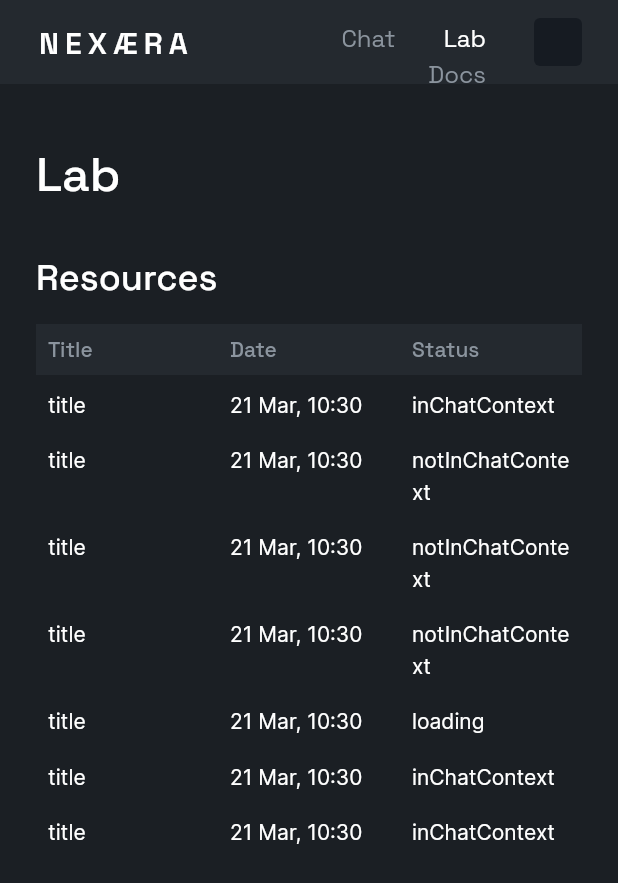
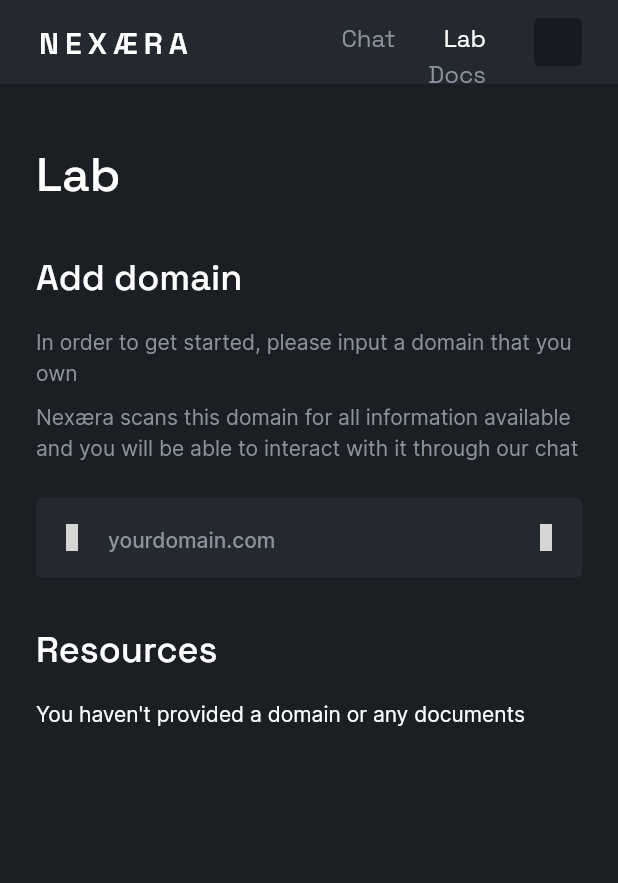
Before and after one commit to NorseKode/nexaera_chat, a Flutter app: the LabScreen screen opened by its route, on a phone screen of 412 x 824 dp. Shown: the top 883 px of the screen. Run offline on Flutter 3.47's test engine with Material 2 defaults, Android fonts, the light colour scheme and no system bars; our stand-ins replace bloc, cloud_firestore, equatable, firebase_auth, firebase_core, flutter_bloc and 3 more; accounts and stored records are empty; network calls fail; grey boxes are pictures that could not be loaded.

```diff
--- a/lib/blocs/domain/domain_bloc.dart
+++ b/lib/blocs/domain/domain_bloc.dart
@@ -13,11 +13,7 @@ class DomainBloc extends Bloc<DomainEvent, DomainState> {
     on<FetchDomainList>((event, emit) async {
       await emit.forEach(_domainRepository.streamDomains(),
           onData: (List<DomainModel> domainList) =>
-              DomainListLoaded(domainList, state.selectedDomain));
-    });
-
-    on<DomainSelected>((event, emit) async {
-      emit(DomainListLoaded(state.domainList, event.selectedDomainId));
+              DomainListLoaded(domainList));
     });
   }
 }
--- a/lib/blocs/domain/domain_event.dart
+++ b/lib/blocs/domain/domain_event.dart
@@ -8,8 +8,3 @@ abstract class DomainEvent extends Equatable {
 }
 
 class FetchDomainList extends DomainEvent {}
-
-class DomainSelected extends DomainEvent {
-  final String selectedDomainId;
-  const DomainSelected(this.selectedDomainId);
-}
--- a/lib/blocs/domain/domain_state.dart
+++ b/lib/blocs/domain/domain_state.dart
@@ -1,19 +1,18 @@
 part of 'domain_bloc.dart';
 
 abstract class DomainState extends Equatable {
-  const DomainState(this.domainList, this.selectedDomain);
+  const DomainState(this.domainList);
 
   final List<DomainModel> domainList;
-  final String? selectedDomain;
 
   @override
-  List<Object> get props => [domainList, selectedDomain ?? ""];
+  List<Object> get props => [domainList];
 }
 
 class DomainListLoading extends DomainState {
-  const DomainListLoading() : super(const [], null);
+  const DomainListLoading() : super(const []);
 }
 
 class DomainListLoaded extends DomainState {
-  const DomainListLoaded(super.domainList, super.selectedDomain);
+  const DomainListLoaded(super.domainList);
 }
--- a/lib/data/models/promt_output.dart
+++ b/lib/data/models/promt_output.dart
@@ -5,7 +5,7 @@ class PromptOutputModel {
   String promtOutput;
   Map<String, String> sources;
   Map<String, int> tokenUsage;
-  PromptFinishReason finishReason;
+  PromptFinishReason? finishReason;
   Map<String, dynamic> status;
 
   PromptOutputModel(
--- a/lib/presentation/components/custom_app_bar.dart
+++ b/lib/presentation/components/custom_app_bar.dart
@@ -7,6 +7,7 @@ import 'package:nexaera_chat/presentation/constants/nav_items.dart';
 import 'package:unicons/unicons.dart';
 
 import '../../app/auth.dart';
+import '../../utils/get_initials.dart';
 import '../../utils/routes.dart';
 
 class CustomAppBar extends StatelessWidget implements PreferredSizeWidget {
@@ -70,15 +71,6 @@ class CustomAppBar extends StatelessWidget implements PreferredSizeWidget {
         ));
   }
 
-  String getInitials(String firstname, String lastname) {
-    String initials = "";
-
-    initials += firstname.isNotEmpty ? firstname[0] : '';
-    initials += lastname.isNotEmpty ? lastname[0] : '';
-
-    return initials.toUpperCase();
-  }
-
   Widget _nav(BuildContext context) {
     List<Widget> menuItems = [
       const _NavigationTextItem(navItem: NavItem.chat),
--- a/lib/presentation/screens/lab.dart
+++ b/lib/presentation/screens/lab.dart
@@ -1,17 +1,11 @@
 import 'package:flutter/material.dart';
 import 'package:flutter_bloc/flutter_bloc.dart';
 import 'package:nexaera_chat/blocs/domain/domain_bloc.dart';
-import 'package:nexaera_chat/data/repositories/domain_repository.dart';
-import 'package:nexaera_chat/presentation/components/section.dart';
 import 'package:nexaera_chat/presentation/sections/add_domain.dart';
-import 'package:nexaera_chat/presentation/components/custom_drop_down.dart';
 import 'package:nexaera_chat/presentation/components/page_header.dart';
-import 'package:nexaera_chat/presentation/sections/context_management.dart';
-import 'package:unicons/unicons.dart';
+import 'package:nexaera_chat/presentation/sections/resource_list.dart';
 
-import '../../data/models/domain_model.dart';
 import '../components/custom_app_bar.dart';
-import '../components/custom_text_field.dart';
 
 class LabScreen extends StatelessWidget {
   LabScreen({super.key});
@@ -25,7 +19,7 @@ class LabScreen extends StatelessWidget {
         appBar: CustomAppBar(),
         body: SingleChildScrollView(
             child: Padding(
-                padding: const EdgeInsets.fromLTRB(24, 40, 24, 0),
+                padding: const EdgeInsets.fromLTRB(24, 40, 24, 40),
                 child: Align(
                     alignment: Alignment.topCenter,
                     child: Container(
@@ -36,86 +30,33 @@ class LabScreen extends StatelessWidget {
                             children: [
                               const Headline(title: 'Lab'),
                               const SizedBox(height: 32),
+                              const AddDomain(),
+                              const SizedBox(height: 32),
                               Text('Resources',
                                   style: theme.textTheme.headlineSmall),
                               const SizedBox(height: 16),
-                              ContextManagement()
+                              BlocBuilder<DomainBloc, DomainState>(
+                                  builder: (context, state) {
+                                if (state is DomainListLoaded) {
+                                  if (state.domainList.isEmpty) {
+                                    return const Text(
+                                        "You haven't provided a domain or any documents");
+                                  }
 
-                              // BlocBuilder<DomainBloc, DomainState>(
-                              //     builder: (context, state) {
-                              //   if (state is DomainListLoaded) {
-                              //     if (state.selectedDomain == null &&
-                              //         state.domainList.isEmpty) {
-                              //       return const Text(
-                              //           "You haven't provided a domain or any documents");
-                              //     }
-                              //     if (state.selectedDomain == null) {
-                              //       context.read<DomainBloc>().add(
-                              //           DomainSelected(state.domainList
-                              //               .elementAt(0)
-                              //               .uid!));
-                              //       return const CircularProgressIndicator();
-                              //     }
-                              //     return Column(
-                              //       crossAxisAlignment:
-                              //           CrossAxisAlignment.start,
-                              //       children: [
-                              //         _domainDropDown(
-                              //             state.domainList,
-                              //             state.selectedDomain!,
-                              //             (id) => state.selectedDomain == id
-                              //                 ? null
-                              //                 : context
-                              //                     .read<DomainBloc>()
-                              //                     .add(DomainSelected(id))),
-                              //         const SizedBox(height: 32),
-                              //         Text(
-                              //             'Detailed view of: ${state.selectedDomain!}')
-                              //       ],
-                              //     );
-                              //   } else {
-                              //     context
-                              //         .read<DomainBloc>()
-                              //         .add(FetchDomainList());
-                              //     return const CircularProgressIndicator();
-                              //   }
-                              // }),
+                                  return ResourceList(
+                                      resources: state.domainList
+                                          .map((e) => Resource(
+                                              e.domain,
+                                              DateTime.now(),
+                                              ResourceStatus.inChatContext))
+                                          .toList());
+                                } else {
+                                  context
+                                      .read<DomainBloc>()
+                                      .add(FetchDomainList());
+                                  return const CircularProgressIndicator();
+                                }
+                              }),
                             ]))))));
   }
-
-  // Widget _domainList(List<DomainModel> domains, String? selected,
-  //     Function(dynamic) onSelected) {
-  //   return Container(
-  //     width: 200,
-  //     child: Column(
-  //       crossAxisAlignment: CrossAxisAlignment.start,
-  //       children: List.generate(
-  //           domains.length,
-  //           (index) => GestureDetector(
-  //                 behavior: HitTestBehavior.translucent,
-  //                 onTap: () => onSelected(domains.elementAt(index).uid),
-  //                 child: Text(
-  //                   domains.elementAt(index).domain,
-  //                   style: TextStyle(
-  //                       color: domains.elementAt(index).uid == selected
-  //                           ? _theme.colorScheme.primary
-  //                           : null),
-  //                 ),
-  //               )),
-  //     ),
-  //   );
-  // }
-
-  //Doesn't update unless you delete the input of the menu
-  Widget _domainDropDown(List<DomainModel> domains, String selected,
-      Function(dynamic) onSelected) {
-    return CustomDropDown(
-      selected: selected,
-      items: List.generate(domains.length, (index) {
-        var domain = domains.elementAt(index);
-        return CustomDropdownItem(value: domain.uid, label: domain.domain);
-      }),
-      onSelected: onSelected,
-    );
-  }
 }
--- a/lib/presentation/sections/add_domain.dart
+++ b/lib/presentation/sections/add_domain.dart
@@ -14,9 +14,6 @@ class AddDomain extends StatelessWidget {
     var theme = Theme.of(context);
     return BlocBuilder<UploadDomainBloc, UploadDomainState>(
         builder: (context, state) {
-      if (state is UploadDone) {
-        return const Text("Upload completed");
-      }
       return Column(
         crossAxisAlignment: CrossAxisAlignment.stretch,
         children: [
--- a/lib/presentation/sections/context_management.dart
+++ b/lib/presentation/sections/resource_list.dart
@@ -4,24 +4,17 @@ import 'package:flutter/src/widgets/placeholder.dart';
 import 'package:unicons/unicons.dart';
 import 'package:intl/intl.dart';
 
-class ContextManagement extends StatelessWidget {
-  const ContextManagement({super.key});
+class ResourceList extends StatelessWidget {
+  const ResourceList({super.key, required this.resources});
+
+  final List<Resource> resources;
 
   @override
   Widget build(BuildContext context) {
-    List<_Resource> resources = [
-      _Resource('title', DateTime.now(), _ResourceStatus.inChatContext),
-      _Resource('title', DateTime.now(), _ResourceStatus.notInChatContext),
-      _Resource('title', DateTime.now(), _ResourceStatus.notInChatContext),
-      _Resource('title', DateTime.now(), _ResourceStatus.notInChatContext),
-      _Resource('title', DateTime.now(), _ResourceStatus.loading),
-      _Resource('title', DateTime.now(), _ResourceStatus.inChatContext),
-      _Resource('title', DateTime.now(), _ResourceStatus.inChatContext),
-    ];
-
     var theme = Theme.of(context);
     var headerStyle = theme.textTheme.labelLarge!
         .apply(color: theme.colorScheme.onSurfaceVariant);
+    var contentStyle = theme.textTheme.bodyMedium!;
 
     return Table(children: [
       TableRow(
@@ -37,11 +30,33 @@ class ContextManagement extends StatelessWidget {
       ...List.generate(
           resources.length,
           (index) => TableRow(children: [
-                CustomTableCell(resources[index].title),
-                CustomTableCell(resources[index].dateTime.toString()),
-                CustomTableCell(resources[index].status.name)
+                CustomTableCell(
+                  resources[index].title,
+                  style: contentStyle,
+                ),
+                CustomTableCell(
+                  resources[index].dateTime.toString(),
+                  style: contentStyle,
+                ),
+                CustomTableCell(
+                  status(resources[index].status),
+                  style: contentStyle,
+                )
               ]))
     ]);
+  }
+
+  String status(ResourceStatus status) {
+    switch (status) {
+      case ResourceStatus.inChatContext:
+        return 'Ready';
+      case ResourceStatus.notInChatContext:
+        return 'Not in context';
+      case ResourceStatus.loading:
+        return 'Loading...';
+      default:
+        return 'Unknown';
+    }
   }
 }
 
@@ -63,12 +78,12 @@ class CustomTableCell extends StatelessWidget {
   }
 }
 
-class _Resource {
+class Resource {
   final String title;
   final DateTime _dateTime;
-  final _ResourceStatus status;
+  final ResourceStatus status;
 
-  _Resource(
+  Resource(
     this.title,
     this._dateTime,
     this.status,
@@ -77,4 +92,4 @@ class _Resource {
   String get dateTime => DateFormat('d MMM, H:m').format(_dateTime);
 }
 
-enum _ResourceStatus { loading, inChatContext, notInChatContext }
+enum ResourceStatus { loading, inChatContext, notInChatContext }
--- /dev/null
+++ b/lib/utils/get_initials.dart
@@ -0,0 +1,8 @@
+String getInitials(String firstname, String lastname) {
+  String initials = "";
+
+  initials += firstname.isNotEmpty ? firstname[0] : '';
+  initials += lastname.isNotEmpty ? lastname[0] : '';
+
+  return initials.toUpperCase();
+}
--- a/pubspec.yaml
+++ b/pubspec.yaml
@@ -19,6 +19,7 @@ dependencies:
   go_router: ^6.2.0
   http: ^0.13.5
   unicons: ^2.1.0
+  web_socket_channel: ^2.3.0
 
 dev_dependencies:
   flutter_test:
```
Also changed, not shown: lib/blocs/chat/chat_bloc.dart (+52 -21 lines), lib/blocs/chat/chat_state.dart (+11 -14 lines), lib/data/repositories/chat_repository.dart (added, +34 -0 lines), lib/data/services/websocket_service.dart (added, +31 -0 lines), lib/main.dart (+8 -22 lines), lib/presentation/components/chat_box.dart (+13 -16 lines), lib/presentation/screens/chat.dart (+21 -1 lines), pubspec.lock.
